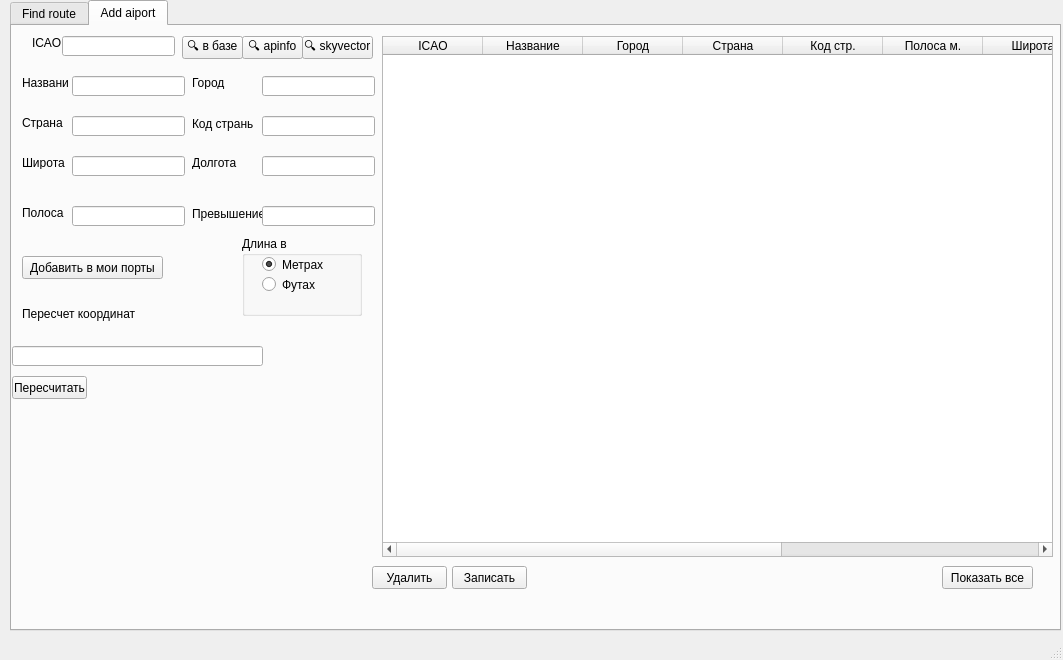
Above: views/main.ui from RavenVl/findAeroRace before the change. Below: the same form after it.
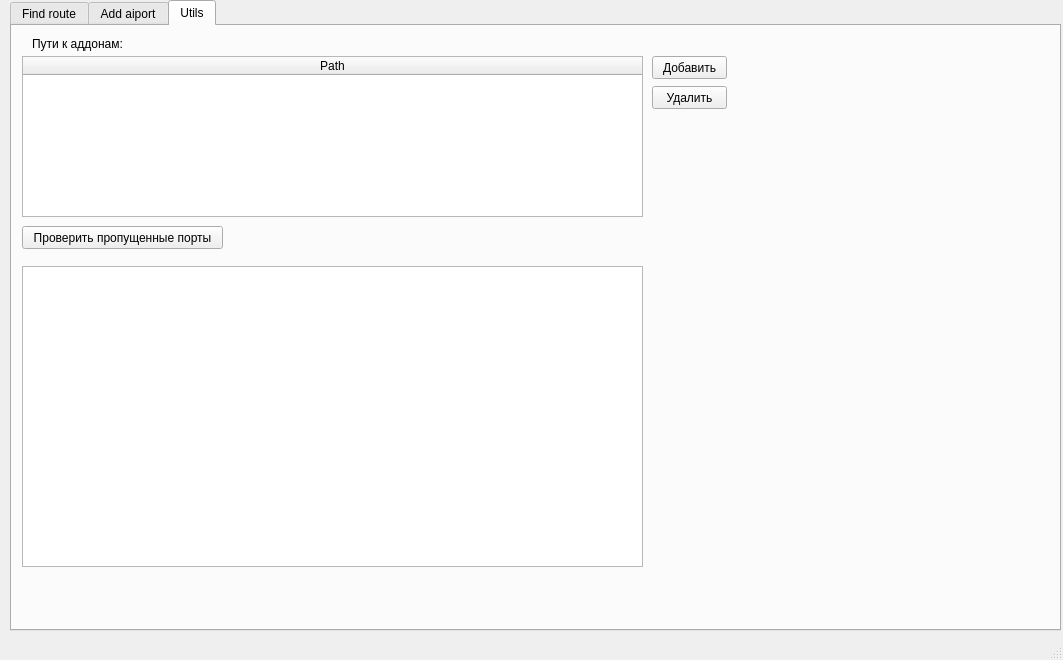
That is the form after the change. Icons and pictures are not drawn.

Commit message: add func add path

What changed in the file:
```diff
--- a/views/main.ui
+++ b/views/main.ui
@@ -28,7 +28,7 @@
      </rect>
     </property>
     <property name="currentIndex">
-     <number>1</number>
+     <number>2</number>
     </property>
     <widget class="QWidget" name="tab">
      <attribute name="title">
@@ -412,6 +412,9 @@
         <height>521</height>
        </rect>
       </property>
+      <attribute name="horizontalHeaderStretchLastSection">
+       <bool>true</bool>
+      </attribute>
       <column>
        <property name="text">
         <string>ICAO</string>
@@ -607,6 +610,106 @@
       </property>
      </widget>
     </widget>
+    <widget class="QWidget" name="tab_3">
+     <attribute name="title">
+      <string>Utils</string>
+     </attribute>
+     <widget class="QTableWidget" name="tableWidget">
+      <property name="geometry">
+       <rect>
+        <x>10</x>
+        <y>30</y>
+        <width>621</width>
+        <height>161</height>
+       </rect>
+      </property>
+      <property name="minimumSize">
+       <size>
+        <width>621</width>
+        <height>0</height>
+       </size>
+      </property>
+      <property name="maximumSize">
+       <size>
+        <width>621</width>
+        <height>16777215</height>
+       </size>
+      </property>
+      <attribute name="horizontalHeaderCascadingSectionResizes">
+       <bool>false</bool>
+      </attribute>
+      <attribute name="horizontalHeaderStretchLastSection">
+       <bool>true</bool>
+      </attribute>
+      <column>
+       <property name="text">
+        <string>Path</string>
+       </property>
+      </column>
+     </widget>
+     <widget class="QLabel" name="label_14">
+      <property name="geometry">
+       <rect>
+        <x>20</x>
+        <y>10</y>
+        <width>91</width>
+        <height>16</height>
+       </rect>
+      </property>
+      <property name="text">
+       <string>Пути к аддонам:</string>
+      </property>
+     </widget>
+     <widget class="QPushButton" name="pushAddPath">
+      <property name="geometry">
+       <rect>
+        <x>640</x>
+        <y>30</y>
+        <width>75</width>
+        <height>23</height>
+       </rect>
+      </property>
+      <property name="text">
+       <string>Добавить</string>
+      </property>
+     </widget>
+     <widget class="QPushButton" name="pushDelPatch">
+      <property name="geometry">
+       <rect>
+        <x>640</x>
+        <y>60</y>
+        <width>75</width>
+        <height>23</height>
+       </rect>
+      </property>
+      <property name="text">
+       <string>Удалить</string>
+      </property>
+     </widget>
+     <widget class="QPushButton" name="pushFindNullPorts">
+      <property name="geometry">
+       <rect>
+        <x>10</x>
+        <y>200</y>
+        <width>201</width>
+        <height>23</height>
+       </rect>
+      </property>
+      <property name="text">
+       <string>Проверить пропущенные порты</string>
+      </property>
+     </widget>
+     <widget class="QTableWidget" name="tableWidget_2">
+      <property name="geometry">
+       <rect>
+        <x>10</x>
+        <y>240</y>
+        <width>621</width>
+        <height>301</height>
+       </rect>
+      </property>
+     </widget>
+    </widget>
    </widget>
   </widget>
   <widget class="QMenuBar" name="menubar">
```
The commit also changes 4 other files.
